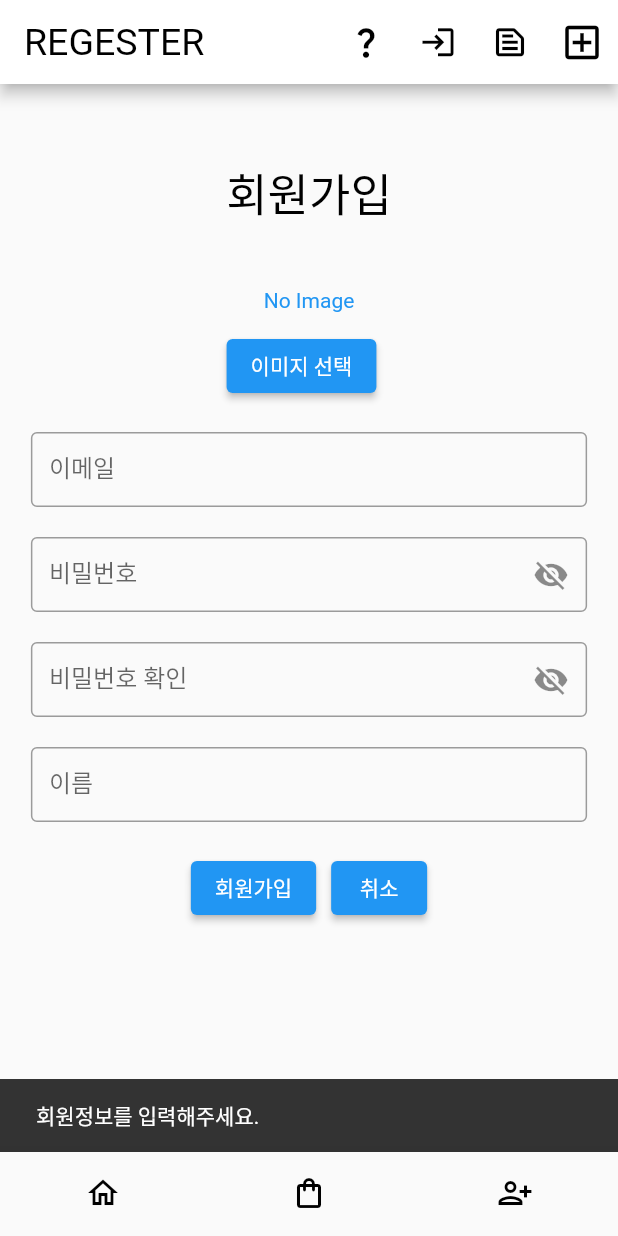
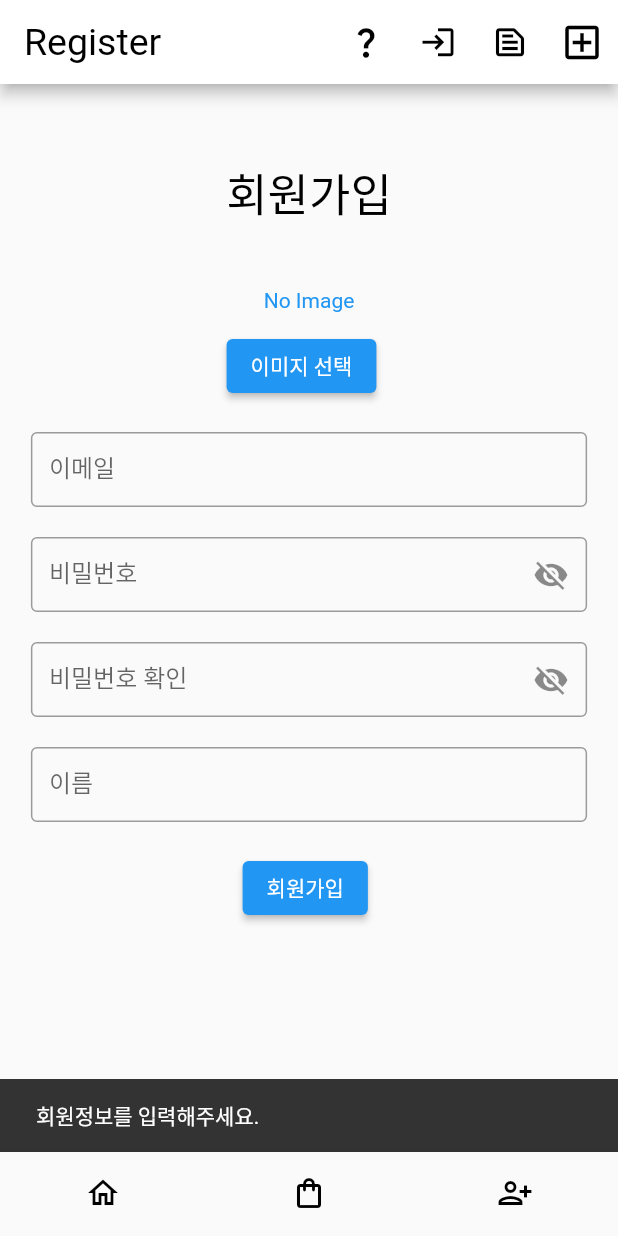
Before and after one commit to bspluci/flutter-insta, a Flutter app: the screen it shows after launch, item 3 of the bottom bar chosen, after a tap on "회원가입", on a phone screen of 412 x 824 dp. Run offline on Flutter 3.47's test engine with Material 2 defaults, Android fonts, the phone set to English and light mode, and no system bars; our stand-ins replace cached_network_image, cloud_firestore, firebase_auth, firebase_core, firebase_storage, flutter_dotenv and 6 more; missing offline and left inert: flutter_facebook_auth, gif_resize, google_mlkit_text_recognition, kakao_flutter_sdk_user; accounts and stored records are empty.

Commit message:
좋아요 기능 추가 완료

```diff
--- a/lib/main.dart
+++ b/lib/main.dart
@@ -23,7 +23,7 @@ import 'post_upload.dart';
 import 'text_detector.dart';
 import 'user_profile.dart';
 import 'shop.dart';
-import 'regester.dart';
+import 'register.dart';
 import 'my_info.dart';
 import 'full_screen_image.dart';
 import 'test.dart';
@@ -80,7 +80,7 @@ class _MyAppState extends State<MyApp> {
   final GlobalKey<RefreshIndicatorState> _refreshIndicatorKey =
       GlobalKey<RefreshIndicatorState>();
 
-  // SharedPreferences에 postList를 저장하는 함수
+  // SharedPreferences에 postList를 저장하는 함수(미사용)
   savePostListFromSharedPreferences() async {
     final prefs = await SharedPreferences.getInstance();
     prefs.setStringList(
@@ -88,56 +88,7 @@ class _MyAppState extends State<MyApp> {
     prefs.setInt('page', page);
   }
 
-  // sharedPreferences에서 postList를 불러오는 함수
-  getPostListFromSharedPreferences() async {
-    getPostList();
-
-    // SharedPreferences - 캐시에 데이터를 저장해 빠르게 불러올 수 있음
-    // final prefs = await SharedPreferences.getInstance();
-    // // prefs.remove('postData');
-    // // prefs.remove('page');
-    // final savedPostData = prefs.getStringList('postData');
-    // final savedPage = prefs.getInt('page');
-
-    // // 저장된 데이터가 있으면 setState로 상태를 변경
-    // if (savedPostData != null && savedPage != null) {
-    //   setState(() {
-    //     postData = savedPostData.map((post) => json.decode(post)).toList();
-    //     page = savedPage;
-    //   });
-    // } else {
-    //   getPostList();
-    // }
-  }
-
-  // Future<void> getPostList({String? divi}) async {
-  // int itemLimit = 5;
-  // page = page + 1;
-  // final origin = Platform.isAndroid
-  //     ? 'http://172.20.59.28:8080'
-  //     : 'http://localhost:8080';
-  // final url = '$origin/api/post/getAllPostList?limit=$itemLimit&page=$page';
-  // final response = await http.get(
-  //   Uri.parse(url),
-  // );
-
-  // if (response.statusCode == 200) {
-  //   final jsonData = json.decode(response.body);
-  //   await Future.delayed(const Duration(seconds: 1));
-
-  //   setState(() {
-  //     postData = [...postData, ...jsonData['data']];
-  //   });
-  // } else {
-  //   final jsonData = response.statusCode != 404
-  //       ? json.decode(response.body)
-  //       : {'message': 'not found'};
-
-  //   await showSnackBar(context,
-  //       '통신 실패: ${response.statusCode} ERROR, ${jsonData['message']}');
-  // }
-
-  Future<void> getPostList({String? divi}) async {
+  Future<void> getPostList({String? divi, postId}) async {
     setState(() {
       parentLoading = true;
     });
@@ -149,15 +100,31 @@ class _MyAppState extends State<MyApp> {
 
     if (divi == 'add' && postData.isNotEmpty) {
       query = query.startAfterDocument(postData.last).limit(perPage);
-    } else {
+    } else if (divi == null) {
       postData = []; // 초기화
       query = query.limit(perPage);
     }
 
     try {
       result = await query.get();
+
       setState(() {
+        if (divi == 'like') {
+          int index = 0;
+
+          for (QueryDocumentSnapshot newPost in result.docs) {
+            final postIndex =
+                postData.indexWhere((post) => postId == newPost.id);
+
+            if (postIndex != -1) {
+              postData[index] = newPost;
+              break;
+            }
+            index++;
+          }
+        } else {
           postData.addAll(result.docs);
+        }
       });
     } catch (e) {
       SnackBar(
@@ -165,14 +132,11 @@ class _MyAppState extends State<MyApp> {
       );
     }
 
-    // savePostListFromSharedPreferences();
+    if (mounted) {
       setState(() {
         parentLoading = false;
       });
     }
-
-  addPostList() async {
-    await getPostList(divi: 'add');
   }
 
   void setTitleText() {
@@ -225,7 +189,7 @@ class _MyAppState extends State<MyApp> {
     super.initState();
     initNotification(context);
     requestPermission();
-    getPostListFromSharedPreferences();
+    getPostList();
     Future.delayed(Duration.zero, setTitleText);
     Future.delayed(Duration.zero, () {
       setUserInfoProvider(context);
@@ -290,10 +254,10 @@ class _MyAppState extends State<MyApp> {
           child: [
             PostList(
                 postData: postData,
-                getPostList: addPostList,
+                getPostList: getPostList,
                 parentLoading: parentLoading),
             const Shop(),
-            isLogin ? const MyInfo() : const Regester()
+            isLogin ? const MyInfo() : const Register()
           ][tabIndex],
         ),
       ),
@@ -316,7 +280,7 @@ class _MyAppState extends State<MyApp> {
           else
             const BottomNavigationBarItem(
               icon: Icon(Icons.person_add_alt_1_outlined),
-              label: 'regester',
+              label: 'register',
             )
         ],
       ),
@@ -357,7 +321,7 @@ class _PostListState extends State<PostList> {
         setState(() {
           isLoading = true;
         });
-        widget.getPostList().then((value) {
+        widget.getPostList(divi: 'add').then((value) {
           setState(() {
             isLoading = false;
           });
@@ -417,6 +381,24 @@ class _PostListState extends State<PostList> {
         .then((value) => value.docs.first.data());
 
     return currentUserInfo;
+  }
+
+  createLikeIcon(List<dynamic> likedBy) {
+    final uid = _auth.currentUser?.uid;
+    final isLiked = likedBy.contains(uid);
+
+    if (isLiked) {
+      return const Icon(Icons.favorite, color: Colors.red);
+    } else {
+      return const Icon(Icons.favorite_border_outlined);
+    }
+  }
+
+  void chackLogin(context) async {
+    if (_auth.currentUser == null) {
+      await showSnackBar(context, '로그인이 필요한 서비스입니다.');
+      Navigator.pushNamed(context, '/login');
+    }
   }
 
   @override
@@ -619,15 +601,17 @@ class _PostListState extends State<PostList> {
                             Row(
                               children: [
                                 IconButton(
-                                  icon: const Icon(Icons.favorite_border),
-                                  onPressed: () {
+                                  icon: createLikeIcon(
+                                      widget.postData[idx]["likedBy"]),
+                                  onPressed: () async {
+                                    chackLogin(context);
                                     final post = widget.postData[idx];
                                     String? uid = _auth.currentUser?.uid;
-                                    final isLiked = widget.postData[idx]
-                                            ['likedBy']
-                                        .contains(uid);
-                                    toggleLike(uid, post.id, post, isLiked);
-                                    widget.getPostList();
+                                    final curPostId =
+                                        await toggleLikeBtn(uid, post);
+                                    widget.getPostList(
+                                        divi: 'like',
+                                        postId: curPostId['postId']);
                                   },
                                 ),
                                 Text(' ${widget.postData[idx]["like"]}',
@@ -645,7 +629,7 @@ class _PostListState extends State<PostList> {
             );
           } else {
             return const Center(
-              child: LoadingCircle(), // 로딩바
+              child: CircularProgressIndicator(),
             );
           }
         },
@@ -657,7 +641,7 @@ class _PostListState extends State<PostList> {
     } else {
       return widget.parentLoading
           ? const Center(
-              child: LoadingCircle(),
+              child: CircularProgressIndicator(),
             )
           : const Center(
               child: Text("게시물이 없습니다."),
@@ -666,35 +650,21 @@ class _PostListState extends State<PostList> {
   }
 }
 
-void toggleLike(String? uid, String? postId, dynamic post, bool isLiked) async {
-  if (isLiked) {
-    // 좋아요 취소
-    await _store.collection('mainPosts').doc(postId).update({
-      'like': FieldValue.increment(-1),
-      'likedBy': FieldValue.arrayRemove([uid]),
+Future<Map<String, dynamic>> toggleLikeBtn(
+    String? uid, QueryDocumentSnapshot post) async {
+  final DocumentSnapshot postData =
+      await _store.collection('mainPosts').doc(post.id).get();
+  final List<dynamic> likedBy = postData['likedBy'];
+  final bool isLiked = likedBy.contains(uid);
+
+  // 좋아요 버튼을 누른 게시물의 좋아요 수와 좋아요를 누른 사람의 목록을 업데이트
+  post.reference.update({
+    'like': FieldValue.increment(isLiked ? -1 : 1),
+    'likedBy':
+        isLiked ? FieldValue.arrayRemove([uid]) : FieldValue.arrayUnion([uid]),
   });
-  } else {
-    // 좋아요 추가
-    await _store.collection('mainPosts').doc(postId).update({
-      'like': FieldValue.increment(1),
-      'likedBy': FieldValue.arrayUnion([uid]),
-    });
+
+  return {
+    'postId': post.id,
+  };
 }
-}
-
-// 로딩바 위젯
-class LoadingCircle extends StatelessWidget {
-  const LoadingCircle({Key? key}) : super(key: key);
-
-  @override
-  Widget build(BuildContext context) {
-    return const Padding(
-      padding: EdgeInsets.only(top: 20, bottom: 20),
-      child: CircularProgressIndicator.adaptive(
-        value: null, // 진행 상태 (0.0 ~ 1.0)를 나타내는 값. null인 경우에는 애니메이션 효과를 나타냄
-        strokeWidth: 5.0, // 인디케이터의 두께
-        valueColor: AlwaysStoppedAnimation<Color>(Colors.blue), // 인디케이터의 색상
-      ),
-    );
-  }
-}
--- a/lib/regester.dart
+++ b/lib/register.dart
@@ -14,14 +14,14 @@ final FirebaseStorage _storage = FirebaseStorage.instance;
 final FirebaseAuth auth = FirebaseAuth.instance;
 final FirebaseFirestore store = FirebaseFirestore.instance;
 
-class Regester extends StatefulWidget {
-  const Regester({Key? key}) : super(key: key);
+class Register extends StatefulWidget {
+  const Register({Key? key}) : super(key: key);
 
   @override
-  State<Regester> createState() => _RegesterState();
+  State<Register> createState() => _RegisterState();
 }
 
-class _RegesterState extends State<Regester> {
+class _RegisterState extends State<Register> {
   String email = '';
   String password = '';
   String passwordRe = '';
@@ -36,7 +36,7 @@ class _RegesterState extends State<Regester> {
 
   // 앱 바의 제목 변경
   void setTitleText() {
-    Provider.of<TitleProvider>(context, listen: false).setTitle('REGESTER');
+    Provider.of<TitleProvider>(context, listen: false).setTitle('Register');
   }
 
   Future<void> selectImage() async {
@@ -45,7 +45,7 @@ class _RegesterState extends State<Regester> {
     setState(() => userImage = File(pickedFile?.path ?? ''));
   }
 
-  Future<dynamic> submitRegester(context) async {
+  Future<dynamic> submitRegister(context) async {
     if (email.isEmpty || password.isEmpty || passwordRe.isEmpty) {
       return await showSnackBar(context, "회원정보를 입력해주세요.");
     }
@@ -258,18 +258,19 @@ class _RegesterState extends State<Regester> {
                           Container(
                             margin: const EdgeInsets.only(right: 5),
                             child: ElevatedButton(
-                              onPressed: () => submitRegester(context),
+                              onPressed: () => submitRegister(context),
                               child: const Text('회원가입'),
                             ),
                           ),
                           //
-                          Container(
-                            margin: const EdgeInsets.only(left: 5),
-                            child: ElevatedButton(
-                              onPressed: () => Navigator.pop(context),
-                              child: const Text('취소'),
-                            ),
-                          ),
+                          // Container(
+                          //   margin: const EdgeInsets.only(left: 5),
+                          //   child: ElevatedButton(
+                          //     onPressed: () => Navigator.of(context)
+                          //         .pushReplacementNamed('/'),
+                          //     child: const Text('취소'),
+                          //   ),
+                          // ),
                         ],
                       ),
                     ),
```
Also changed, not shown: lib/my_info.dart (+4 -6 lines). Lines whose indentation alone changed are shown as unchanged.
